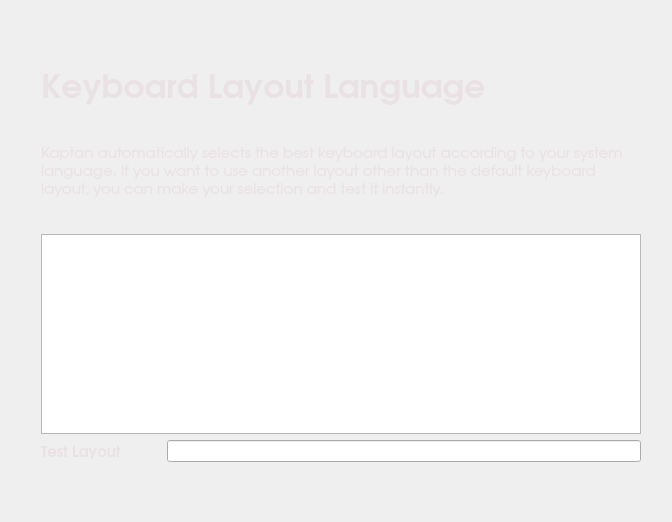
This is kde/kaptan/src/gui/keyboardWidget.ui in pars-linux/uludag as Qt 5 draws it before an edit. The edited form follows.
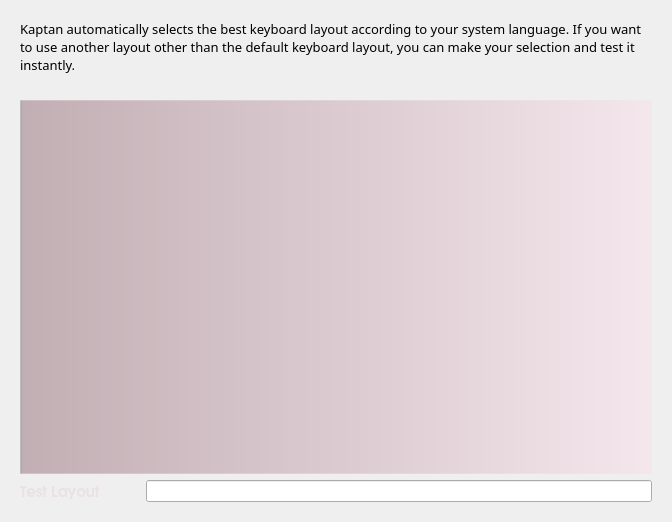
This is the edited form.

What changed in the file:
```diff
--- a/kde/kaptan/src/gui/keyboardWidget.ui
+++ b/kde/kaptan/src/gui/keyboardWidget.ui
@@ -14,39 +14,10 @@
    <string>Keyboard</string>
   </property>
   <layout class="QGridLayout" name="gridLayout_3">
-   <item row="0" column="2">
-    <spacer name="verticalSpacer">
-     <property name="orientation">
-      <enum>Qt::Vertical</enum>
-     </property>
-     <property name="sizeType">
-      <enum>QSizePolicy::Expanding</enum>
-     </property>
-     <property name="sizeHint" stdset="0">
-      <size>
-       <width>20</width>
-       <height>40</height>
-      </size>
-     </property>
-    </spacer>
-   </item>
-   <item row="2" column="0">
-    <spacer name="horizontalSpacer">
-     <property name="orientation">
-      <enum>Qt::Horizontal</enum>
-     </property>
-     <property name="sizeType">
-      <enum>QSizePolicy::Fixed</enum>
-     </property>
-     <property name="sizeHint" stdset="0">
-      <size>
-       <width>30</width>
-       <height>20</height>
-      </size>
-     </property>
-    </spacer>
-   </item>
-   <item row="2" column="1" colspan="2">
+   <property name="margin">
+    <number>20</number>
+   </property>
+   <item row="1" column="0" colspan="2">
     <layout class="QHBoxLayout" name="horizontalLayout_2">
      <item>
       <layout class="QGridLayout" name="gridLayout_2">
@@ -55,17 +26,30 @@
          <property name="minimumSize">
           <size>
            <width>0</width>
-           <height>200</height>
+           <height>20</height>
           </size>
          </property>
          <property name="font">
           <font>
            <family>URW Gothic L</family>
-           <pointsize>11</pointsize>
+           <pointsize>10</pointsize>
            <weight>50</weight>
            <bold>false</bold>
           </font>
          </property>
+         <property name="styleSheet">
+          <string notr="true">#listWidgetKeyboard {background-color: qlineargradient(spread:pad, x1:0, y1:0, x2:1, y2:0, stop:0 rgba(0, 0, 0, 81), stop:0.00537634 rgba(95, 34, 52, 80), stop:1 rgba(255, 213, 230, 80));
+color: white;
+
+border: 1px solid rgb(236, 236, 236, 80);
+}</string>
+         </property>
+         <property name="frameShape">
+          <enum>QFrame::NoFrame</enum>
+         </property>
+         <property name="alternatingRowColors">
+          <bool>false</bool>
+         </property>
         </widget>
        </item>
        <item row="1" column="0">
@@ -113,88 +97,10 @@
      </item>
     </layout>
    </item>
-   <item row="2" column="3">
-    <spacer name="horizontalSpacer_2">
-     <property name="orientation">
-      <enum>Qt::Horizontal</enum>
-     </property>
-     <property name="sizeType">
-      <enum>QSizePolicy::Fixed</enum>
-     </property>
-     <property name="sizeHint" stdset="0">
-      <size>
-       <width>20</width>
-       <height>20</height>
-      </size>
-     </property>
-    </spacer>
-   </item>
-   <item row="3" column="1">
-    <spacer name="verticalSpacer_2">
-     <property name="orientation">
-      <enum>Qt::Vertical</enum>
-     </property>
-     <property name="sizeType">
-      <enum>QSizePolicy::Expanding</enum>
-     </property>
-     <property name="sizeHint" stdset="0">
-      <size>
-       <width>58</width>
-       <height>40</height>
-      </size>
-     </property>
-    </spacer>
-   </item>
-   <item row="1" column="1" colspan="2">
+   <item row="0" column="0" colspan="2">
     <layout class="QVBoxLayout" name="verticalLayout_2">
      <item>
-      <widget class="QLabel" name="label_3">
-       <property name="sizePolicy">
-        <sizepolicy hsizetype="Fixed" vsizetype="Fixed">
-         <horstretch>0</horstretch>
-         <verstretch>0</verstretch>
-        </sizepolicy>
-       </property>
-       <property name="minimumSize">
-        <size>
-         <width>0</width>
-         <height>50</height>
-        </size>
-       </property>
-       <property name="font">
-        <font>
-         <family>URW Gothic L</family>
-         <pointsize>25</pointsize>
-         <weight>75</weight>
-         <bold>true</bold>
-        </font>
-       </property>
-       <property name="styleSheet">
-        <string>color: rgb(234, 225, 228);</string>
-       </property>
-       <property name="text">
-        <string>Keyboard Layout Language</string>
-       </property>
-      </widget>
-     </item>
-     <item>
-      <spacer name="verticalSpacer_5">
-       <property name="orientation">
-        <enum>Qt::Vertical</enum>
-       </property>
-       <property name="sizeType">
-        <enum>QSizePolicy::Fixed</enum>
-       </property>
-       <property name="sizeHint" stdset="0">
-        <size>
-         <width>20</width>
-         <height>30</height>
-        </size>
-       </property>
-      </spacer>
-     </item>
-     <item>
-      <widget class="QLabel" name="labelMouseDesc">
+      <widget class="QLabel" name="description">
        <property name="minimumSize">
         <size>
          <width>300</width>
@@ -203,12 +109,12 @@
        </property>
        <property name="font">
         <font>
-         <family>URW Gothic L</family>
-         <pointsize>11</pointsize>
+         <family>Sans Serif</family>
+         <pointsize>10</pointsize>
         </font>
        </property>
        <property name="styleSheet">
-        <string notr="true">color:rgb(234, 225, 228)</string>
+        <string notr="true"/>
        </property>
        <property name="text">
         <string>Kaptan automatically selects the best keyboard layout according to your system language. If you want to use another layout other than the default keyboard layout, you can make your selection and test it instantly.</string>
@@ -229,7 +135,7 @@
        <property name="sizeHint" stdset="0">
         <size>
          <width>30</width>
-         <height>30</height>
+         <height>20</height>
         </size>
        </property>
       </spacer>
```
